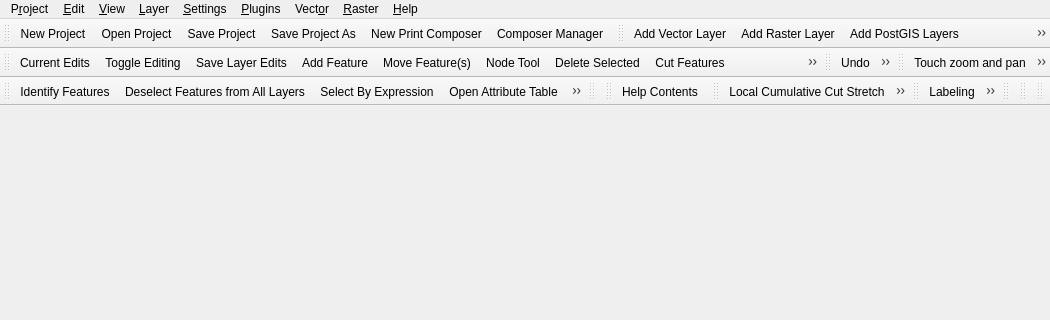
The window that src/ui/qgisapp.ui (qgis/QGIS) describes before a commit, drawn with Qt 5; both pictures show x 0 to 1050 and y 0 to 320 of the 1050 by 487 pixel window.
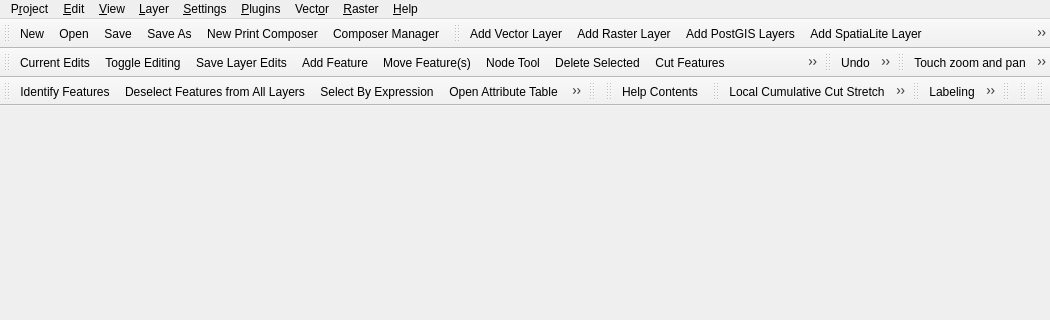
The same window after the commit. Icons and pictures are not drawn.

Commit message: Remove project wording from Project menu

Diff of the .ui file:
```diff
--- a/src/ui/qgisapp.ui
+++ b/src/ui/qgisapp.ui
@@ -475,7 +475,7 @@
      <normaloff>:/images/themes/default/mActionFileNew.png</normaloff>:/images/themes/default/mActionFileNew.png</iconset>
    </property>
    <property name="text">
-    <string>&amp;New Project</string>
+    <string>&amp;New</string>
    </property>
    <property name="shortcut">
     <string>Ctrl+N</string>
@@ -487,7 +487,7 @@
      <normaloff>:/images/themes/default/mActionFileOpen.png</normaloff>:/images/themes/default/mActionFileOpen.png</iconset>
    </property>
    <property name="text">
-    <string>&amp;Open Project...</string>
+    <string>&amp;Open...</string>
    </property>
    <property name="shortcut">
     <string>Ctrl+O</string>
@@ -499,7 +499,7 @@
      <normaloff>:/images/themes/default/mActionFileSave.png</normaloff>:/images/themes/default/mActionFileSave.png</iconset>
    </property>
    <property name="text">
-    <string>&amp;Save Project</string>
+    <string>&amp;Save</string>
    </property>
    <property name="shortcut">
     <string>Ctrl+S</string>
@@ -511,7 +511,7 @@
      <normaloff>:/images/themes/default/mActionFileSaveAs.png</normaloff>:/images/themes/default/mActionFileSaveAs.png</iconset>
    </property>
    <property name="text">
-    <string>Save Project &amp;As...</string>
+    <string>Save &amp;As...</string>
    </property>
    <property name="shortcut">
     <string>Ctrl+Shift+S</string>
```
Left out of the diff: 4 changed lines with no effect on the pictures.
